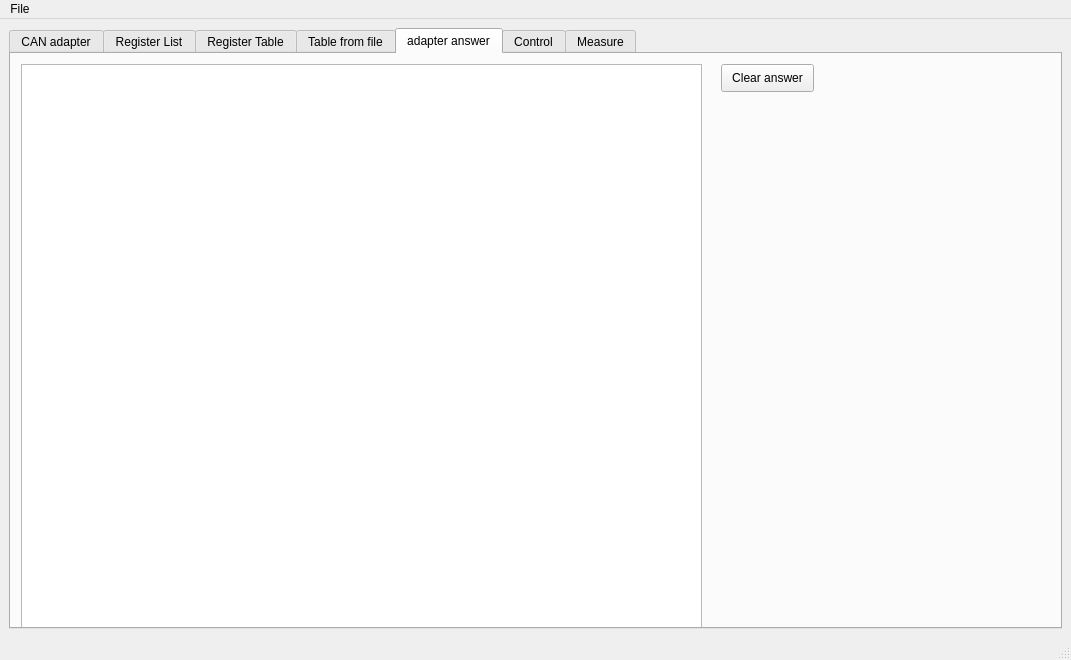
First picture: the form in mainwindow.ui, repository totktobroditvokrug/EL205-QT, before the edit.
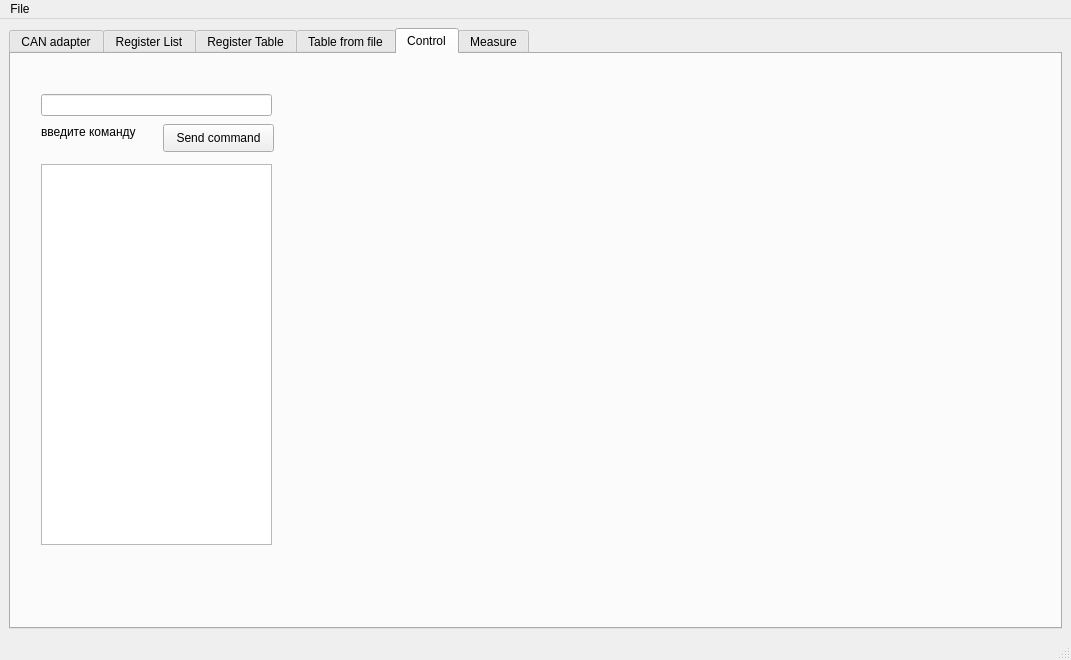
Second picture: the form after the edit. The open tabs and pages were chosen to show the change.

Commit message: refactor: убрать окно ответов адаптера. Настройка serial в нижний регистр

Diff of the .ui file:
```diff
--- a/mainwindow.ui
+++ b/mainwindow.ui
@@ -1196,34 +1196,6 @@
         </item>
        </layout>
       </widget>
-      <widget class="QWidget" name="tab_4">
-       <attribute name="title">
-        <string>adapter answer</string>
-       </attribute>
-       <widget class="QTextEdit" name="textEdit_adapterAnswer">
-        <property name="geometry">
-         <rect>
-          <x>10</x>
-          <y>10</y>
-          <width>681</width>
-          <height>650</height>
-         </rect>
-        </property>
-       </widget>
-       <widget class="QPushButton" name="pushButton_clearAnswer">
-        <property name="geometry">
-         <rect>
-          <x>710</x>
-          <y>10</y>
-          <width>93</width>
-          <height>28</height>
-         </rect>
-        </property>
-        <property name="text">
-         <string>Clear answer</string>
-        </property>
-       </widget>
-      </widget>
       <widget class="QWidget" name="tab">
        <attribute name="title">
         <string>Control</string>
```
Left out of the diff: 2 changed lines with no effect on the pictures. The commit also changes 6 other files.
